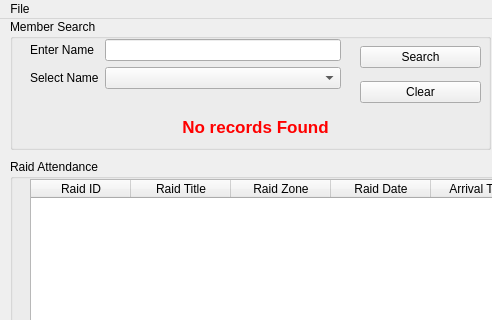
This is windows/player_search.ui in paxxoid/lsf_raid_gui as Qt 5 draws it before an edit; both pictures show x 0 to 492 and y 0 to 320 of the 1301 by 655 pixel window. The edited form follows.
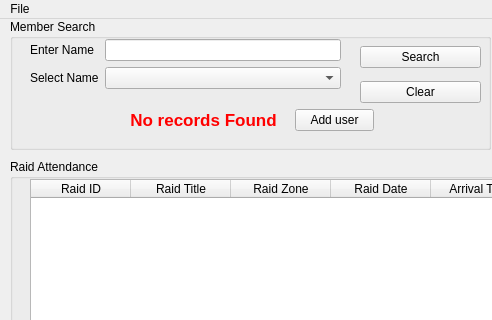
This is the edited form.

What changed in the file:
```diff
--- a/windows/player_search.ui
+++ b/windows/player_search.ui
@@ -91,15 +91,21 @@
       </item>
      </layout>
     </widget>
+    <widget class="QWidget" name="formLayoutWidget_5">
+     <property name="geometry">
+      <rect>
+       <x>120</x>
+       <y>90</y>
+       <width>244</width>
+       <height>31</height>
+      </rect>
+     </property>
+     <layout class="QFormLayout" name="formLayout_5">
+      <property name="horizontalSpacing">
+       <number>18</number>
+      </property>
+      <item row="0" column="0">
     <widget class="QLabel" name="label_no_records_found">
-     <property name="geometry">
-      <rect>
-       <x>170</x>
-       <y>100</y>
-       <width>151</width>
-       <height>16</height>
-      </rect>
-     </property>
      <property name="font">
       <font>
        <pointsize>13</pointsize>
@@ -115,6 +121,16 @@
      <property name="alignment">
       <set>Qt::AlignmentFlag::AlignCenter</set>
      </property>
+       </widget>
+      </item>
+      <item row="0" column="1">
+       <widget class="QPushButton" name="button_not_found_adduser">
+        <property name="text">
+         <string>Add user</string>
+        </property>
+       </widget>
+      </item>
+     </layout>
     </widget>
    </widget>
    <widget class="QGroupBox" name="groupBox_2">
```
Left out of the diff: 6 changed lines with no effect on the pictures. Lines whose indentation alone changed are shown as unchanged.
